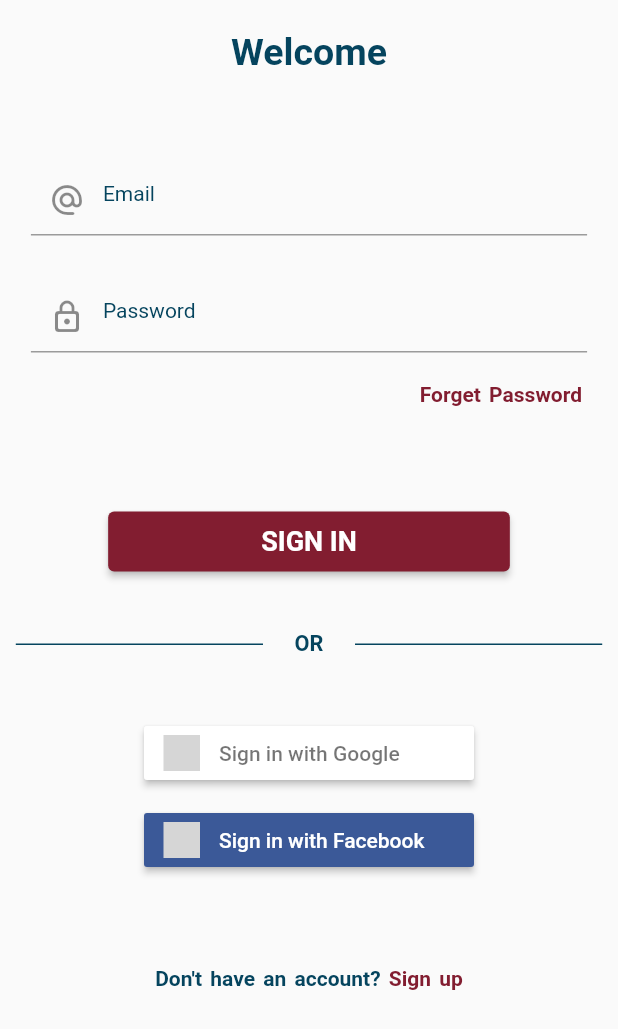
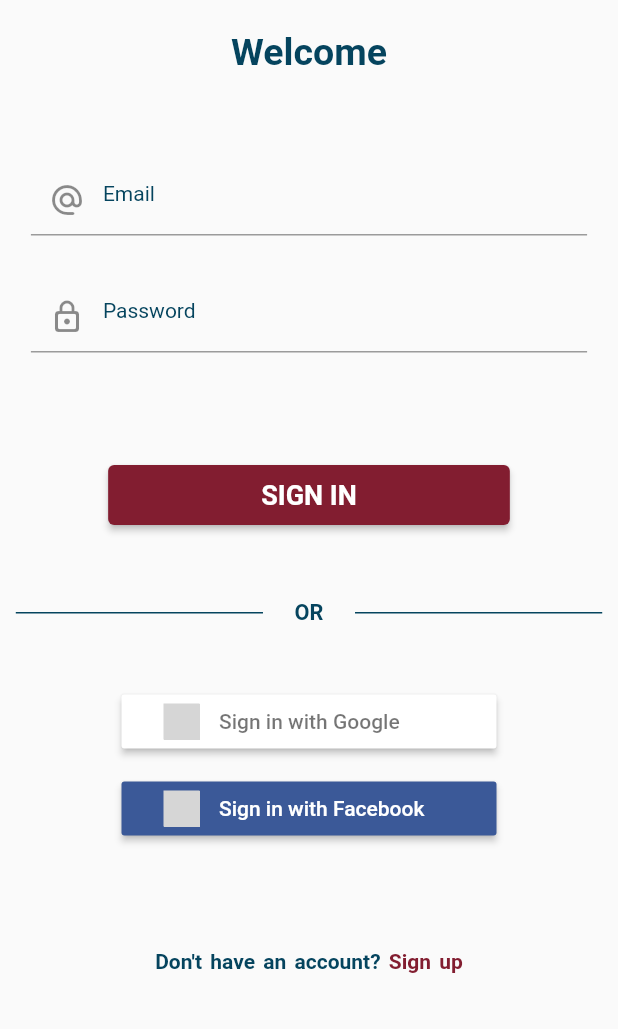
Before and after one commit to ahmadshakir21/COVID-19, a Flutter app: the screen it shows after launch, on a phone screen of 412 x 824 dp. Shown: the top 1029 px of the screen. Run offline on Flutter 3.47's test engine with Material 2 defaults, Android fonts, the phone set to English and light mode, and no system bars; our stand-ins replace cached_network_image, email_validator, firebase_auth, firebase_core, flutter_signin_button, google_fonts and 1 more; accounts and stored records are empty; Roboto replaces fonts that are missing (Amiko); grey boxes are pictures that could not be loaded.

Commit message:
Updating auth

```diff
--- a/lib/views/authentication/auth_sign_in.dart
+++ b/lib/views/authentication/auth_sign_in.dart
@@ -1,13 +1,9 @@
-import 'package:covid_19/main.dart';
 import 'package:covid_19/views/authentication/auth.dart';
-import 'package:covid_19/views/authentication/forget_password.dart';
 import 'package:email_validator/email_validator.dart';
 import 'package:firebase_auth/firebase_auth.dart';
 import 'package:flutter/gestures.dart';
 import 'package:flutter/material.dart';
-import 'package:flutter_signin_button/button_list.dart';
 import 'package:flutter_signin_button/flutter_signin_button.dart';
-import 'package:google_fonts/google_fonts.dart';
 
 class AuthenticationSignIn extends StatefulWidget {
   const AuthenticationSignIn({Key? key, required this.onClickedSignUp})
@@ -168,24 +164,8 @@ class _AuthenticationSignInState extends State<AuthenticationSignIn> {
                       ),
                     ]),
               ),
-              ListTile(
-                trailing: TextButton(
-                    onPressed: () =>
-                        Navigator.of(context).push(MaterialPageRoute(
-                          builder: (context) {
-                            return ForgetPassword();
-                          },
-                        )),
-                    style: TextButton.styleFrom(primary: Colors.blue),
-                    child: Text(
-                      "Forget Password",
-                      style: Theme.of(context).textTheme.bodyText1!.copyWith(
-                          fontWeight: FontWeight.w600,
-                          color: const Color(0xFF821D30)),
-                    )),
-              ),
               const SizedBox(
-                height: 50,
+                height: 75,
               ),
               Center(
                 child: Container(
@@ -207,7 +187,7 @@ class _AuthenticationSignInState extends State<AuthenticationSignIn> {
                 ),
               ),
               const SizedBox(
-                height: 40,
+                height: 50,
               ),
               Row(
                 mainAxisAlignment: MainAxisAlignment.spaceAround,
@@ -232,13 +212,19 @@ class _AuthenticationSignInState extends State<AuthenticationSignIn> {
               const SizedBox(
                 height: 40,
               ),
-              Center(child: SignInButton(Buttons.Google, onPressed: () {})),
+              Center(
+                  child: SignInButton(Buttons.Google,
+                      padding: const EdgeInsets.symmetric(horizontal: 15),
+                      onPressed: () {})),
               const SizedBox(
                 height: 10,
               ),
-              Center(child: SignInButton(Buttons.Facebook, onPressed: () {})),
+              Center(
+                  child: SignInButton(Buttons.Facebook,
+                      padding: const EdgeInsets.symmetric(horizontal: 15),
+                      onPressed: () {})),
               const SizedBox(
-                height: 60,
+                height: 70,
               ),
               Center(
                 child: RichText(
--- a/pubspec.yaml
+++ b/pubspec.yaml
@@ -43,6 +43,8 @@ dependencies:
   flutter_native_splash: ^2.2.9
   flutter_signin_button: ^2.0.0
   email_validator: ^2.1.17
+  google_sign_in: ^5.4.2
+  get: ^4.6.5
 
 dev_dependencies:
   flutter_test:
```
Also changed, not shown: lib/views/authentication/auth_sign_up.dart (+6 -2 lines), lib/views/authentication/forget_password.dart (deleted, +0 -117 lines), lib/views/home_screen.dart (+9 -3 lines), lib/widget/show_dialog_sign_out.dart (added, +91 -0 lines), pubspec.lock.
